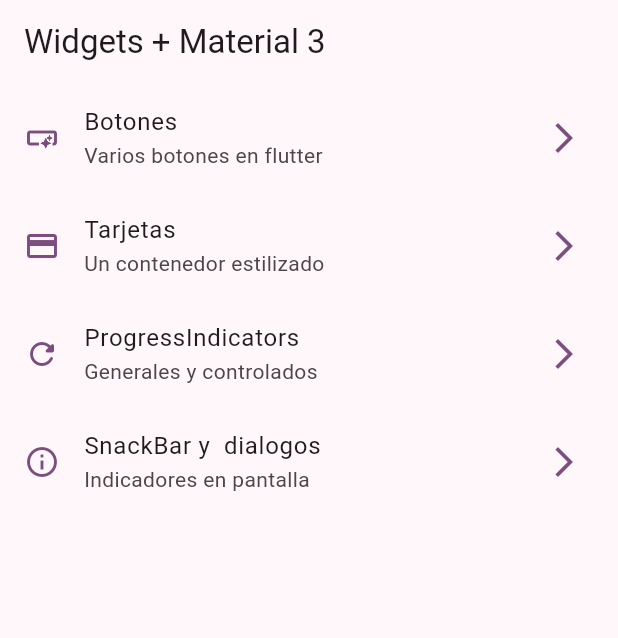
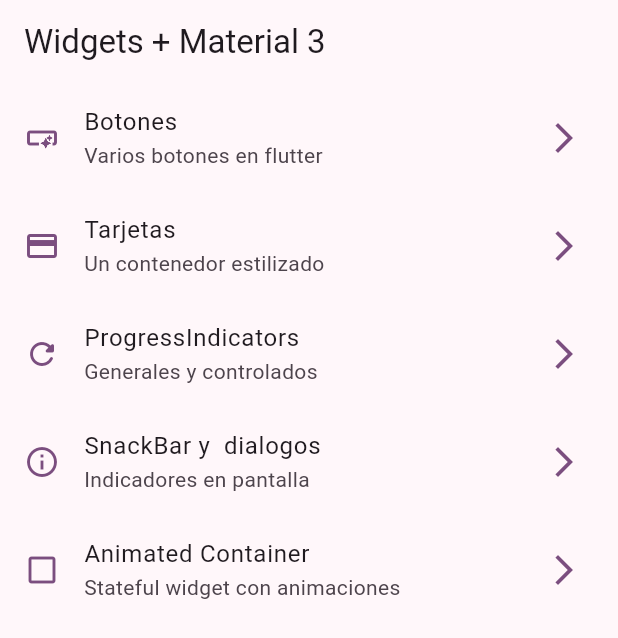
Before and after one commit to Victor-Venegas-Calbillan/widget-app, a Flutter app: the screen it shows after launch, on a phone screen of 412 x 824 dp. Shown: the top 638 px of the screen. Run offline on Flutter 3.47's test engine with Material 2 defaults, Android fonts, the phone set to English and light mode, and no system bars; our stand-ins replace go_router.

Commit message:
animated container terminado

```diff
--- a/lib/config/menu/menu_items.dart
+++ b/lib/config/menu/menu_items.dart
@@ -39,4 +39,10 @@ const appMenuitems = <MenuItem>[
     link: '/snackbars',
     icon: Icons.info_outline,
   ),
+  MenuItem(
+    title: 'Animated Container',
+    subTitle: 'Stateful widget con animaciones',
+    link: '/animated',
+    icon: Icons.check_box_outline_blank_outlined,
+  ),
 ];
--- a/lib/config/router/app_router.dart
+++ b/lib/config/router/app_router.dart
@@ -27,5 +27,10 @@ final appRouter = GoRouter(
       name: SnackBarScreen.name,
       builder: (context, state) => const SnackBarScreen(),
     ),
+    GoRoute(
+      path: '/animated',
+      name: AnimatedScreen.name,
+      builder: (context, state) => const AnimatedScreen(),
+    ),
   ],
 );
```
Also changed, not shown: lib/presentation/screens/animated/animated_screen.dart (+49 -4 lines).
